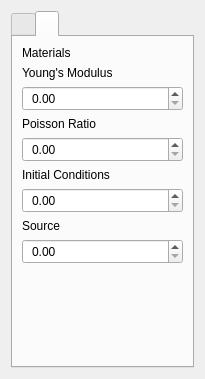
OpenDigitalTwin-Dev/FENGSim, file starter/FENGSim/CAD/PhysicsDockWidget.ui: the form before one commit.
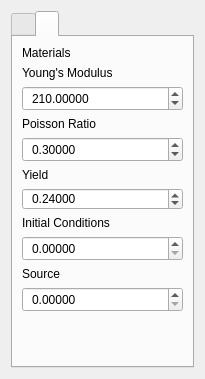
The form after the commit. The open tabs and pages were chosen to show the change. Icons and pictures are not drawn.

```diff
--- a/starter/FENGSim/CAD/PhysicsDockWidget.ui
+++ b/starter/FENGSim/CAD/PhysicsDockWidget.ui
@@ -307,6 +307,15 @@
            <property name="styleSheet">
             <string notr="true">padding-left:5px;</string>
            </property>
+           <property name="decimals">
+            <number>5</number>
+           </property>
+           <property name="maximum">
+            <double>1000000.000000000000000</double>
+           </property>
+           <property name="value">
+            <double>210.000000000000000</double>
+           </property>
           </widget>
          </item>
          <item>
@@ -337,10 +346,46 @@
            <property name="styleSheet">
             <string notr="true">padding-left:5px;</string>
            </property>
+           <property name="decimals">
+            <number>5</number>
+           </property>
+           <property name="value">
+            <double>0.300000000000000</double>
+           </property>
           </widget>
          </item>
         </layout>
        </item>
+       <item>
+        <widget class="QLabel" name="label_10">
+         <property name="font">
+          <font>
+           <pointsize>9</pointsize>
+          </font>
+         </property>
+         <property name="text">
+          <string>Yield</string>
+         </property>
+        </widget>
+       </item>
+       <item>
+        <widget class="QDoubleSpinBox" name="doubleSpinBox_8">
+         <property name="font">
+          <font>
+           <pointsize>9</pointsize>
+          </font>
+         </property>
+         <property name="styleSheet">
+          <string notr="true">padding-left:5px;</string>
+         </property>
+         <property name="decimals">
+          <number>5</number>
+         </property>
+         <property name="value">
+          <double>0.240000000000000</double>
+         </property>
+        </widget>
+       </item>
        <item>
         <widget class="QLabel" name="label_8">
          <property name="font">
@@ -369,6 +414,9 @@
          <property name="styleSheet">
           <string notr="true">padding-left:5px;</string>
          </property>
+         <property name="decimals">
+          <number>5</number>
+         </property>
         </widget>
        </item>
        <item>
@@ -399,6 +447,9 @@
          <property name="styleSheet">
           <string notr="true">padding-left:5px;</string>
          </property>
+         <property name="decimals">
+          <number>5</number>
+         </property>
         </widget>
        </item>
        <item>
```
Left out of the diff: 9 changed lines with no effect on the pictures.
